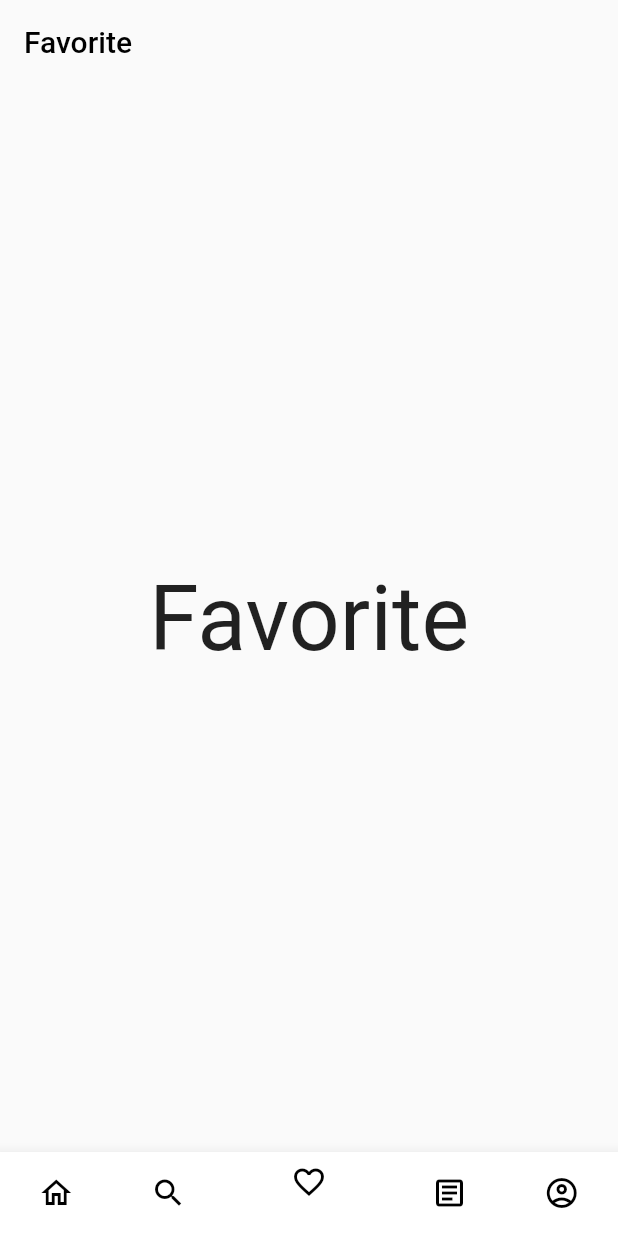
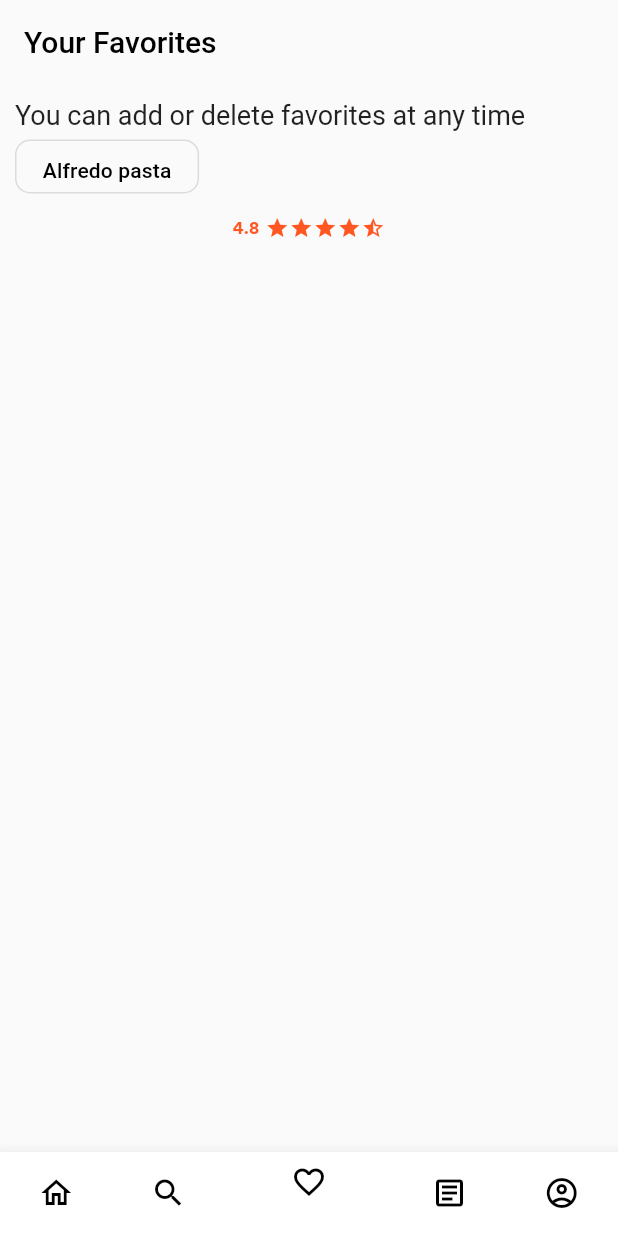
Before and after one commit to ManuB123/EPITECH_GNT_Flutter_1, a Flutter app: the screen it shows after launch, item 3 of the bottom bar chosen, on a phone screen of 412 x 824 dp. Run offline on Flutter 3.47's test engine with Material 2 defaults, Android fonts, the phone set to English and light mode, and no system bars; our stand-ins replace camera, carousel_slider, material_floating_search_bar; missing offline and left inert: dart:ffi; network calls fail.

Commit message:
feat(favorites): custom font + star rating component

```diff
--- /dev/null
+++ b/lib/Components/recipeItemList.dart
@@ -0,0 +1,43 @@
+import 'dart:ffi';
+
+import 'package:flutter/material.dart';
+
+class RecipeItemList extends StatelessWidget {
+  const RecipeItemList({
+    Key? key,
+    required this.cover,
+    required this.title,
+    required this.rating,
+    required this.author,
+    // required this.press
+  }): super (key: key);
+
+  final String cover, title, author;
+  final double rating;
+  // final VoidCallback press;
+
+  @override
+  Widget build(BuildContext context) {
+    return OutlinedButton(
+      onPressed: () {},
+      style: OutlinedButton.styleFrom(
+        shape: const RoundedRectangleBorder(
+          borderRadius: BorderRadius.all(Radius.circular(10)),
+        ),
+      ),
+      child: Padding(
+        padding: const EdgeInsets.symmetric(
+            vertical: 10 / 2, horizontal: 10 / 4),
+        child: Column(
+          children: [
+            const SizedBox(height: 10 / 2),
+            Text(
+              title,
+              style: Theme.of(context).textTheme.subtitle2,
+            )
+          ],
+        ),
+      ),
+    );
+  }
+}
--- /dev/null
+++ b/lib/Components/starRating.dart
@@ -0,0 +1,51 @@
+import 'package:flutter/material.dart';
+
+class StarRating extends StatelessWidget {
+  final int starCount;
+  final double rating;
+  final Color color;
+
+  const StarRating({this.starCount = 5, this.rating = .0, this.color = Colors.deepOrange});
+
+  Widget buildStar(BuildContext context, int index) {
+    Icon icon;
+    if (index >= rating) {
+      icon = Icon(
+        Icons.star_border,
+        color: color,
+        size: 16,
+      );
+    }
+    else if (index > rating - 1 && index < rating) {
+      icon = Icon(
+        Icons.star_half,
+        color: color,
+        size: 16,
+      );
+    } else {
+      icon = Icon(
+        Icons.star,
+        color: color,
+        size: 16,
+      );
+    }
+    return InkResponse(
+      child: icon,
+    );
+  }
+
+  @override
+  Widget build(BuildContext context) {
+    return Row(
+      children: [
+        Padding(
+          padding: const EdgeInsets.only(left:0, bottom: 10, right: 4, top:10),
+          child: Text(rating.toString(), style: const TextStyle(color: Colors.deepOrange, fontWeight: FontWeight.bold, fontSize: 12, fontFamily: 'CircularStd'),),
+        ),
+        Row(children: List.generate(starCount, (index) => buildStar(context, index)))
+      ],
+      mainAxisAlignment: MainAxisAlignment.center,
+      crossAxisAlignment: CrossAxisAlignment.center,
+    );
+  }
+}
--- a/lib/Page/favorite.dart
+++ b/lib/Page/favorite.dart
@@ -1,4 +1,6 @@
 import 'package:flutter/material.dart';
+import 'package:test_flutter/Components/recipeItemList.dart';
+import 'package:test_flutter/Components/starRating.dart';
 
 class Favorite extends StatefulWidget {
   @override
@@ -12,9 +14,29 @@ class _FavoriteState extends State<Favorite> {
       appBar: AppBar(
         backgroundColor: Colors.transparent,
         elevation: 0,
-        title: Text("Favorite", style: TextStyle(color: Colors.black)),
+        title: Text("Your Favorites", style: TextStyle(color: Colors.black)),
       ),
-      body: Center(child: Text('Favorite', style: TextStyle(fontSize: 60))),
+      body: SingleChildScrollView(
+        physics: const BouncingScrollPhysics(
+            parent: AlwaysScrollableScrollPhysics()),
+        padding: const EdgeInsets.all(10),
+        child: Column(
+          crossAxisAlignment: CrossAxisAlignment.start,
+          children: const [
+            Text(
+              "You can add or delete favorites at any time",
+              style: TextStyle(fontSize: 18),
+            ),
+            RecipeItemList(
+              cover: '',
+              title: 'Alfredo pasta',
+              author: 'Agnes Dubois',
+              rating: 4.2,
+            ),
+            StarRating(rating: 4.8),
+          ],
+        ),
+      ),
     );
   }
 }
```
Also changed, not shown: pubspec.yaml (+7 -0 lines), fonts/CircularStd-Bold.otf (added), fonts/CircularStd-Book.otf (added), pubspec.lock.
